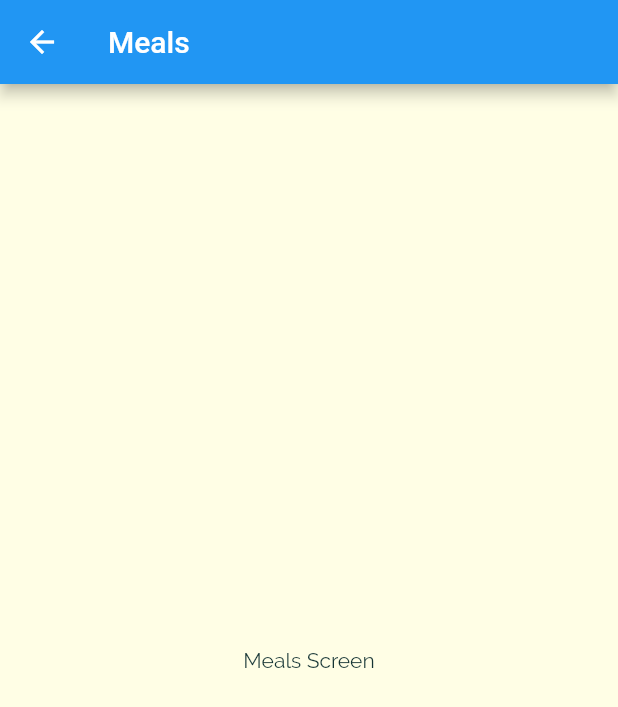
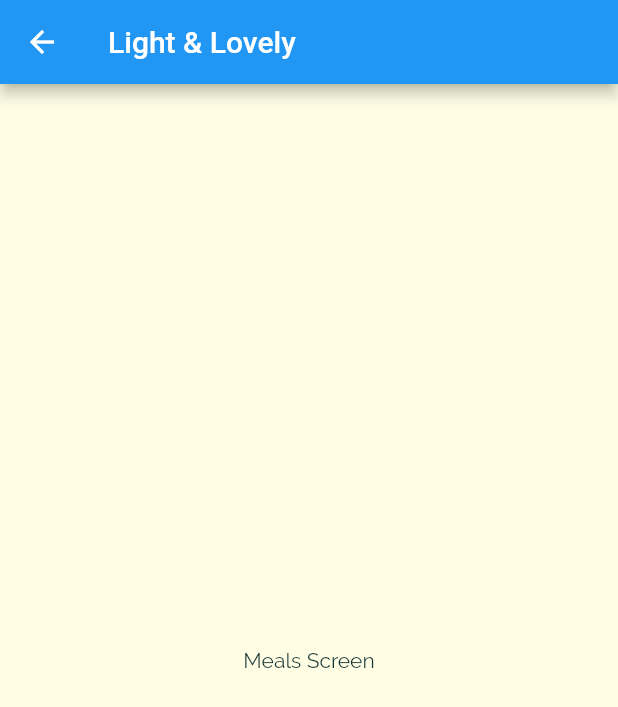
Before and after one commit to Prat2030/Flutter_Meals_App, a Flutter app: the screen it shows after launch, after a tap on "Light & Lovely", on a phone screen of 412 x 824 dp. Shown: the top 707 px of the screen. Run offline on Flutter 3.47's test engine with Material 2 defaults, Android fonts, the phone set to English and light mode, and no system bars.

```diff
--- a/lib/meal_categories.dart
+++ b/lib/categories_screen.dart
@@ -1,4 +1,4 @@
-// ignore_for_file: prefer_const_literals_to_create_immutables, prefer_const_constructors, unused_import
+// ignore_for_file: prefer_const_literals_to_create_immutables, prefer_const_constructors, unused_import, invalid_required_positional_param
 
 import 'package:flutter/material.dart';
 
@@ -6,7 +6,8 @@ import './models/category.dart';
 import './category_item.dart';
 import './dummy_data.dart';
 
-class MealCategories extends StatelessWidget {
+class CategoriesScreen extends StatelessWidget {
+
   @override
   Widget build(BuildContext context) {
     return Scaffold(
@@ -19,6 +20,7 @@ class MealCategories extends StatelessWidget {
             .map((catData) => CategoryItem(
                   // catData.title,
                   // catData.color,
+                  id: catData.id,
                   title: catData.title, // converted to named argument
                   color: catData.color,
                 ))
--- a/lib/category_item.dart
+++ b/lib/category_item.dart
@@ -2,21 +2,24 @@
 
 import 'package:flutter/material.dart';
 
-import './meals_screen.dart';
+import './category_meals_screen.dart';
 
 class CategoryItem extends StatelessWidget {
+  final String id;
   final String title;
   final Color color;
 
   const CategoryItem({
+    required this.id,
     required this.title,
     required this.color,
   });
 
   void _selectCategory(BuildContext ctx) {
-    Navigator.of(ctx).push(MaterialPageRoute(builder: (_) {
-      return MealsScreen();
-    }));
+    Navigator.of(ctx).pushNamed('/category-meals', arguments: {
+      'id': id,
+      'title': title,
+    });
   }
 
   @override
--- /dev/null
+++ b/lib/category_meals_screen.dart
@@ -0,0 +1,29 @@
+// ignore_for_file: prefer_const_constructors, invalid_required_positional_param
+
+import 'package:flutter/material.dart';
+
+class CategoryMealsScreen extends StatelessWidget {
+  // final String categoryId;
+  // final String categoryTitle;
+
+  // CategorieMealsScreen(
+  //   @required this.categoryId,
+  //   @required this.categoryTitle,
+  // );
+
+  @override
+  Widget build(BuildContext context) {
+    final routeArgs =
+        ModalRoute.of(context)!.settings.arguments as Map<String, String>;
+    final categoryTitle = routeArgs['title']!;
+    final categoryId = routeArgs['id'];
+    return Scaffold(
+      appBar: AppBar(
+        title: Text(categoryTitle),
+      ),
+      body: Center(
+        child: const Text('Meals Screen'),
+      ),
+    );
+  }
+}
--- a/lib/main.dart
+++ b/lib/main.dart
@@ -1,7 +1,8 @@
 // ignore_for_file: prefer_const_constructors
 
 import 'package:flutter/material.dart';
-import './meal_categories.dart';
+import './categories_screen.dart';
+import './category_meals_screen.dart';
 
 void main() => runApp(MyApp());
 
@@ -29,7 +30,12 @@ class MyApp extends StatelessWidget {
               ),
             ),
       ),
-      home: MealCategories(),
+      home: CategoriesScreen(),
+      // initialRoute: '/',
+      routes: {
+        // '/': (ctx) => CategoriesScreen(),
+        '/category-meals': (ctx) => CategoryMealsScreen(),
+      },
     );
   }
 }
--- a/lib/meals_screen.dart
+++ /dev/null
@@ -1,19 +0,0 @@
-// ignore_for_file: prefer_const_constructors
-
-import 'package:flutter/material.dart';
-
-class MealsScreen extends StatelessWidget {
-  const MealsScreen({Key? key}) : super(key: key);
-
-  @override
-  Widget build(BuildContext context) {
-    return Scaffold(
-      appBar: AppBar(
-        title: const Text('Meals'),
-      ),
-      body: Center(
-        child: const Text('Meals Screen'),
-      ),
-    );
-  }
-}
```
